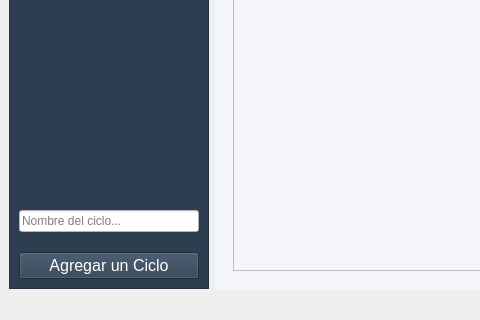
This is src/ui/horarios.ui in IvanJesusCorbalanPascual/Creador-de-Horarios as Qt 5 draws it before an edit; both pictures show x 0 to 480 and y 351 to 671 of the 830 by 671 pixel window. The edited form follows.
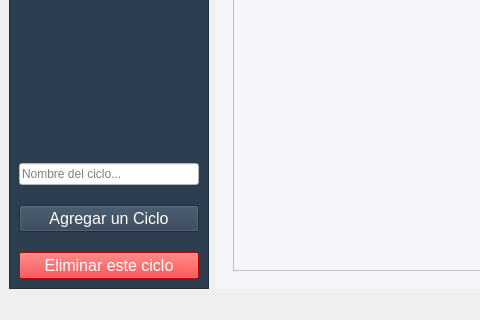
This is the edited form.

Commit message:
Modulos Manager
Arreglando la clase

```diff
--- a/src/ui/horarios.ui
+++ b/src/ui/horarios.ui
@@ -183,6 +183,25 @@
          </property>
         </widget>
        </item>
+       <item>
+        <widget class="QPushButton" name="pushButton">
+         <property name="font">
+          <font>
+           <pointsize>12</pointsize>
+          </font>
+         </property>
+         <property name="cursor">
+          <cursorShape>PointingHandCursor</cursorShape>
+         </property>
+         <property name="styleSheet">
+          <string notr="true">background-color:red;
+color:white;</string>
+         </property>
+         <property name="text">
+          <string>Eliminar este ciclo</string>
+         </property>
+        </widget>
+       </item>
       </layout>
      </widget>
     </item>
```
Left out of the diff: 14 changed lines with no effect on the pictures. The commit also changes 2 other files.
